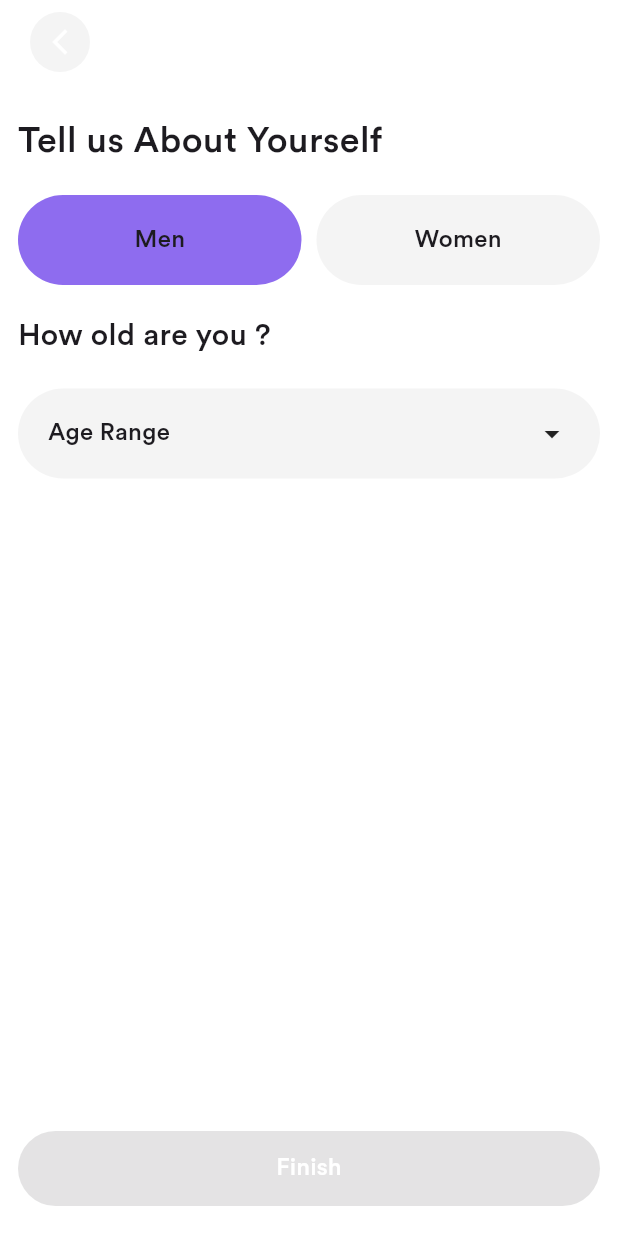
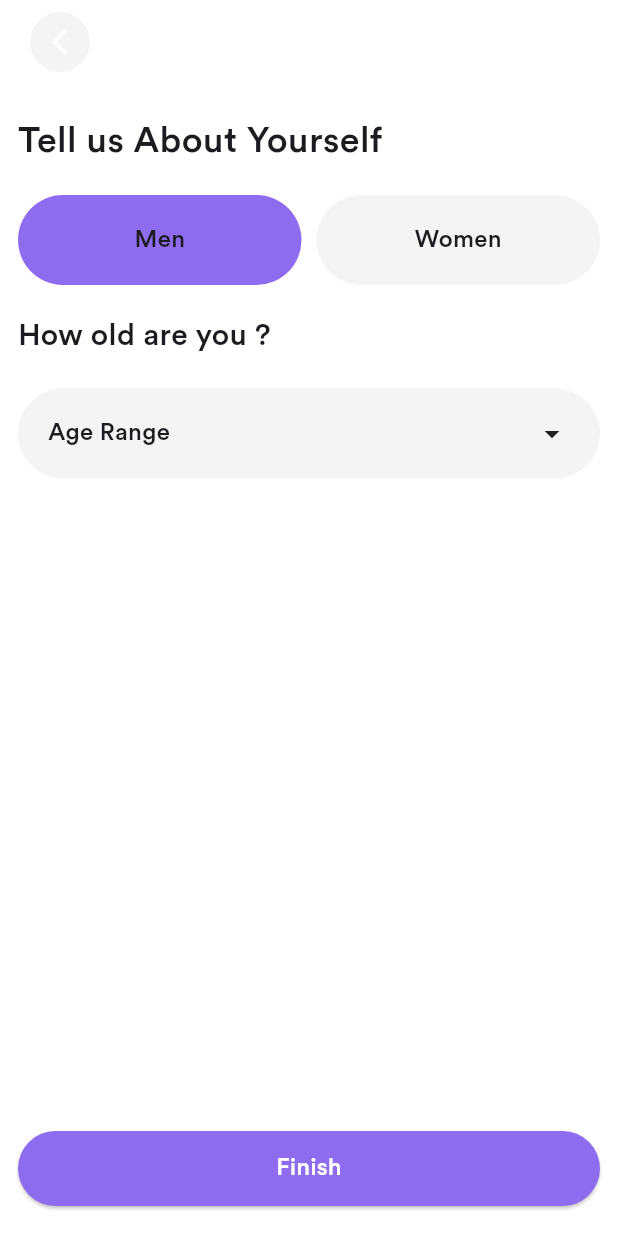
Before and after one commit to MohamedElnaggar0/store_app, a Flutter app: the SignupView screen opened by its route, after a tap on "Continue", on a phone screen of 412 x 824 dp. Run offline on Flutter 3.47's test engine with Material 3 defaults, Android fonts, the phone set to English and light mode, and no system bars; our stand-ins replace cloud_firestore, dartz, firebase_auth, firebase_core, flutter_bloc, flutter_svg and 2 more; accounts and stored records are empty; network calls fail.

Commit message:
create finished button and fix the controllers in text fields

```diff
--- a/lib/core/configs/router/app_router.dart
+++ b/lib/core/configs/router/app_router.dart
@@ -40,7 +40,10 @@ abstract class AppRouter {
           builder: (context, state) => const SendToEmailView()),
       GoRoute(
           path: kGenderAndAgeSelectionView,
-          builder: (context, state) => const GenderAndAgeSelectionView()),
+          builder: (context, state) {
+            final signupData = state.extra as Map<String, dynamic>;
+            return GenderAndAgeSelectionView(signupData: signupData);
+          }),
     ],
   );
 }
--- a/lib/features/auth/data/models/user_creation_req.dart
+++ b/lib/features/auth/data/models/user_creation_req.dart
@@ -3,8 +3,8 @@ class UserCreationReq {
   final String? lastName;
   final String? email;
   final String? password;
-  final String? gender;
-  final int? age;
+  String? gender;
+  int? age;
   UserCreationReq({
     required this.firstName,
     required this.lastName,
--- /dev/null
+++ b/lib/features/auth/presentation/blocs/finished_button_cubit/finished_button_state.dart
@@ -0,0 +1,15 @@
+part of 'finished_button_cubit.dart';
+
+@immutable
+sealed class FinishedButtonState {}
+
+final class FinishedButtonInitial extends FinishedButtonState {}
+
+final class FinishedButtonSuccess extends FinishedButtonState {}
+
+final class FinishedButtonFailure extends FinishedButtonState {
+  final String message;
+  FinishedButtonFailure({required this.message});
+}
+
+final class FinishedButtonLoading extends FinishedButtonState {}
--- a/lib/features/auth/presentation/views/gender_and_age_selection_view.dart
+++ b/lib/features/auth/presentation/views/gender_and_age_selection_view.dart
@@ -1,13 +1,23 @@
 import 'package:flutter/material.dart';
+import 'package:store_app/features/auth/data/models/user_creation_req.dart';
 import 'package:store_app/features/auth/presentation/widgets/gender_and_age_selection_view_body.dart';
 
 class GenderAndAgeSelectionView extends StatelessWidget {
-  const GenderAndAgeSelectionView({super.key});
+  const GenderAndAgeSelectionView({super.key, required this.signupData});
+  final Map<String, dynamic> signupData;
 
   @override
   Widget build(BuildContext context) {
-    return const Scaffold(
-      body: GenderAndAgeSelectionViewBody(),
+    return Scaffold(
+      body: GenderAndAgeSelectionViewBody(
+        userCreationReq: UserCreationReq(
+            email: signupData['email'],
+            password: signupData['password'],
+            firstName: signupData['firstName'],
+            lastName: signupData['lastName'],
+            gender: signupData['gender'],
+            age: signupData['age']),
+      ),
     );
   }
 }
--- a/lib/features/auth/presentation/views/signup_view.dart
+++ b/lib/features/auth/presentation/views/signup_view.dart
@@ -7,8 +7,8 @@ class SignupView extends StatelessWidget {
 
   @override
   Widget build(BuildContext context) {
-    return const Scaffold(
-      appBar: BasicAppBar(),
+    return Scaffold(
+      appBar: const BasicAppBar(),
       body: SignupViewBody(),
     );
   }
--- a/lib/features/auth/presentation/widgets/forgot_password_view_body.dart
+++ b/lib/features/auth/presentation/widgets/forgot_password_view_body.dart
@@ -22,7 +22,9 @@ class ForgotPasswordViewBody extends StatelessWidget {
             fontWeight: FontWeight.bold,
           ),
           const SizedBox(height: 20),
-          const CustomTextField(hintText: 'Enter Email Address'),
+          const CustomTextField(
+            hintText: 'Enter Email Address',
+          ),
           const SizedBox(height: 20),
           CustomButton(
             text: 'Continue',
--- a/lib/features/auth/presentation/widgets/gender_and_age_selection_view_body.dart
+++ b/lib/features/auth/presentation/widgets/gender_and_age_selection_view_body.dart
@@ -1,37 +1,74 @@
 import 'package:flutter/material.dart';
+import 'package:flutter_bloc/flutter_bloc.dart';
+import 'package:go_router/go_router.dart';
+import 'package:store_app/core/configs/router/app_router.dart';
 import 'package:store_app/core/widgets/basic_app_bar.dart';
+import 'package:store_app/features/auth/data/models/user_creation_req.dart';
+import 'package:store_app/features/auth/domain/usecases/signup_usecase.dart';
+import 'package:store_app/features/auth/presentation/blocs/finished_button_cubit/finished_button_cubit.dart';
 import 'package:store_app/features/auth/presentation/widgets/age_selection.dart';
 import 'package:store_app/features/auth/presentation/widgets/custom_button.dart';
 import 'package:store_app/features/auth/presentation/widgets/custom_text.dart';
 import 'package:store_app/features/auth/presentation/widgets/gender_selection.dart';
 
 class GenderAndAgeSelectionViewBody extends StatelessWidget {
-  const GenderAndAgeSelectionViewBody({super.key});
-
+  const GenderAndAgeSelectionViewBody(
+      {super.key, required this.userCreationReq});
+  final UserCreationReq userCreationReq;
   @override
   Widget build(BuildContext context) {
-    return const Padding(
-      padding: EdgeInsets.symmetric(horizontal: 12),
+    return Padding(
+      padding: const EdgeInsets.symmetric(horizontal: 12),
       child: Column(
         crossAxisAlignment: CrossAxisAlignment.start,
         children: [
-          BasicAppBar(),
-          SizedBox(height: 20),
-          CustomText('Tell us About Yourself',
+          const BasicAppBar(),
+          const SizedBox(height: 20),
+          const CustomText('Tell us About Yourself',
               fontSize: 24, fontWeight: FontWeight.normal),
-          SizedBox(height: 20),
-          GenderSelection(),
-          SizedBox(height: 20),
-          CustomText(
+          const SizedBox(height: 20),
+          const GenderSelection(),
+          const SizedBox(height: 20),
+          const CustomText(
             'How old are you ?',
             fontSize: 20,
             fontWeight: FontWeight.normal,
           ),
-          SizedBox(height: 20),
-          AgeSelection(),
-          Spacer(),
-          CustomButton(text: 'Finish'),
-          SizedBox(height: 20),
+          const SizedBox(height: 20),
+          const AgeSelection(),
+          const Spacer(),
+          BlocProvider(
+            create: (context) => FinishedButtonCubit(),
+            child: BlocListener<FinishedButtonCubit, FinishedButtonState>(
+              listener: (context, state) {
+                if (state is FinishedButtonSuccess) {
+                  GoRouter.of(context).go(AppRouter.kSigninEmailView);
+                }
+              },
+              child: BlocBuilder<FinishedButtonCubit, FinishedButtonState>(
+                builder: (context, state) {
+                  if (state is FinishedButtonLoading) {
+                    return const Center(child: CircularProgressIndicator());
+                  }
+
+                  if (state is FinishedButtonFailure) {
+                    return const Center(child: Text('there is an error'));
+                  }
+
+                  return CustomButton(
+                    text: 'Finish',
+                    onTap: () {
+                      context.read<FinishedButtonCubit>().clickButton(
+                            usecase: SignupUsecase(),
+                            params: userCreationReq,
+                          );
+                    },
+                  );
+                },
+              ),
+            ),
+          ),
+          const SizedBox(height: 20),
         ],
       ),
     );
--- /dev/null
+++ b/lib/features/auth/presentation/widgets/signup_text_fields.dart
@@ -0,0 +1,43 @@
+import 'package:flutter/material.dart';
+import 'package:store_app/features/auth/presentation/widgets/custom_text_field.dart';
+
+class SignupTextFields extends StatelessWidget {
+  const SignupTextFields(
+      {super.key,
+      required this.firstnameController,
+      required this.lastnameController,
+      required this.emailController,
+      required this.passwordController});
+  final TextEditingController firstnameController;
+  final TextEditingController lastnameController;
+  final TextEditingController emailController;
+  final TextEditingController passwordController;
+  @override
+  Widget build(BuildContext context) {
+    return Column(
+      children: [
+        CustomTextField(
+          hintText: 'Firstname',
+          txtController: firstnameController,
+        ),
+        const SizedBox(height: 20),
+        CustomTextField(
+          hintText: 'Lastname',
+          txtController: lastnameController,
+        ),
+        const SizedBox(height: 20),
+        CustomTextField(
+          hintText: 'Email Address',
+          txtController: emailController,
+        ),
+        const SizedBox(height: 20),
+        CustomTextField(
+          hintText: 'Password',
+          txtController: passwordController,
+          obscureText: true,
+        ),
+        const SizedBox(height: 40),
+      ],
+    );
+  }
+}
--- a/lib/features/auth/presentation/widgets/signup_view_body.dart
+++ b/lib/features/auth/presentation/widgets/signup_view_body.dart
@@ -3,12 +3,16 @@ import 'package:go_router/go_router.dart';
 import 'package:store_app/core/configs/router/app_router.dart';
 import 'package:store_app/features/auth/presentation/widgets/custom_button.dart';
 import 'package:store_app/features/auth/presentation/widgets/custom_text.dart';
-import 'package:store_app/features/auth/presentation/widgets/custom_text_field.dart';
 import 'package:store_app/features/auth/presentation/widgets/custom_text_widgets.dart';
+import 'package:store_app/features/auth/presentation/widgets/signup_text_fields.dart';
 
 class SignupViewBody extends StatelessWidget {
-  const SignupViewBody({super.key});
+  SignupViewBody({super.key});
 
+  final firstnameController = TextEditingController();
+  final lastnameController = TextEditingController();
+  final emailController = TextEditingController();
+  final passwordController = TextEditingController();
   @override
   Widget build(BuildContext context) {
     return Padding(
@@ -23,25 +27,31 @@ class SignupViewBody extends StatelessWidget {
             fontWeight: FontWeight.bold,
           ),
           const SizedBox(height: 20),
-          const CustomTextField(hintText: 'Firstname'),
-          const SizedBox(height: 20),
-          const CustomTextField(hintText: 'Lastname'),
-          const SizedBox(height: 20),
-          const CustomTextField(hintText: 'Email Address'),
-          const SizedBox(height: 20),
-          const CustomTextField(hintText: 'Password'),
-          const SizedBox(height: 40),
+          SignupTextFields(
+            firstnameController: firstnameController,
+            lastnameController: lastnameController,
+            emailController: emailController,
+            passwordController: passwordController,
+          ),
           CustomButton(
             text: 'Continue',
-            onTap: () =>
-                GoRouter.of(context).push(AppRouter.kGenderAndAgeSelectionView),
+            onTap: () => GoRouter.of(context).push(
+              AppRouter.kGenderAndAgeSelectionView,
+              extra: {
+                'firstName': firstnameController.text,
+                'lastName': lastnameController.text,
+                'email': emailController.text,
+                'password': passwordController.text,
+              },
+            ),
           ),
           const SizedBox(height: 40),
           CustomTextWidgets(
             text: 'Forgot Password ? ',
             clickableText: 'Reset',
-            onTap: () =>
-                GoRouter.of(context).push(AppRouter.kForgotPasswordView),
+            onTap: () => GoRouter.of(context).push(
+              AppRouter.kForgotPasswordView,
+            ),
           ),
         ],
       ),
```
Also changed, not shown: lib/features/auth/presentation/blocs/finished_button_cubit/finished_button_cubit.dart (added, +26 -0 lines), lib/features/auth/presentation/widgets/custom_text_field.dart (+7 -1 lines).
